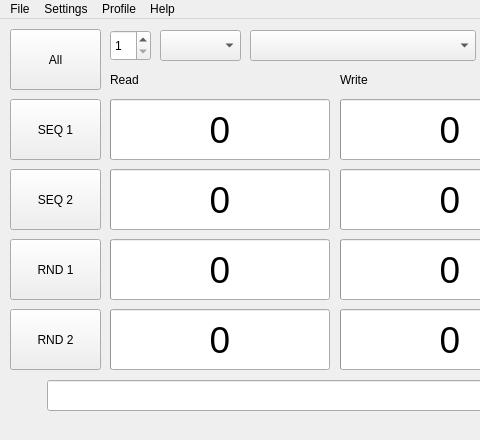
Old version of the form src/mainwindow.ui in the repository JonMagon/KDiskMark; both pictures show x 0 to 480 and y 0 to 440 of the 801 by 440 pixel window.
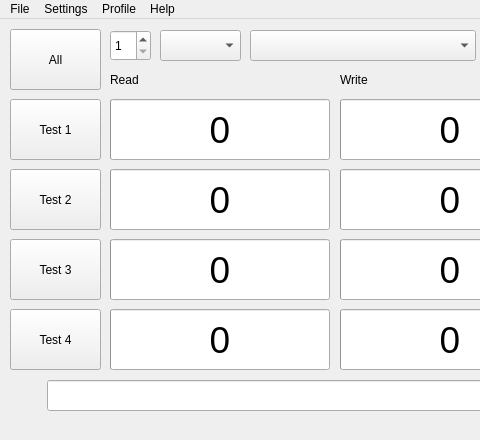
New version of the form.

Commit message: Rename buttons and progress bars

What changed in the file:
```diff
--- a/src/mainwindow.ui
+++ b/src/mainwindow.ui
@@ -40,7 +40,7 @@
      </rect>
     </property>
     <property name="text">
-     <string>SEQ 1</string>
+     <string>Test 1</string>
     </property>
    </widget>
    <widget class="QPushButton" name="pushButton_SEQ_2">
@@ -53,7 +53,7 @@
      </rect>
     </property>
     <property name="text">
-     <string>SEQ 2</string>
+     <string>Test 2</string>
     </property>
    </widget>
    <widget class="QPushButton" name="pushButton_RND_1">
@@ -66,7 +66,7 @@
      </rect>
     </property>
     <property name="text">
-     <string>RND 1</string>
+     <string>Test 3</string>
     </property>
    </widget>
    <widget class="QPushButton" name="pushButton_RND_2">
@@ -79,7 +79,7 @@
      </rect>
     </property>
     <property name="text">
-     <string>RND 2</string>
+     <string>Test 4</string>
     </property>
    </widget>
    <widget class="QWidget" name="commentLayoutWidget">
```
Left out of the diff: 32 changed lines with no effect on the pictures. The commit also changes 3 other files.
